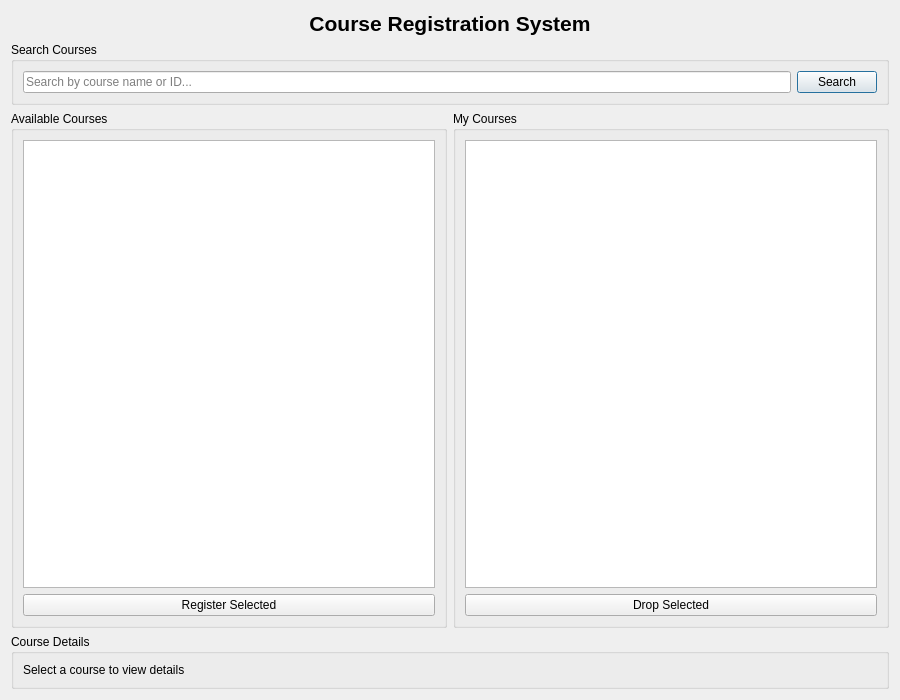
Before: the Qt Designer form UCRS/Forms/crpage.ui in OMarey1/University-Course-Registration-System, drawn with Qt 5.
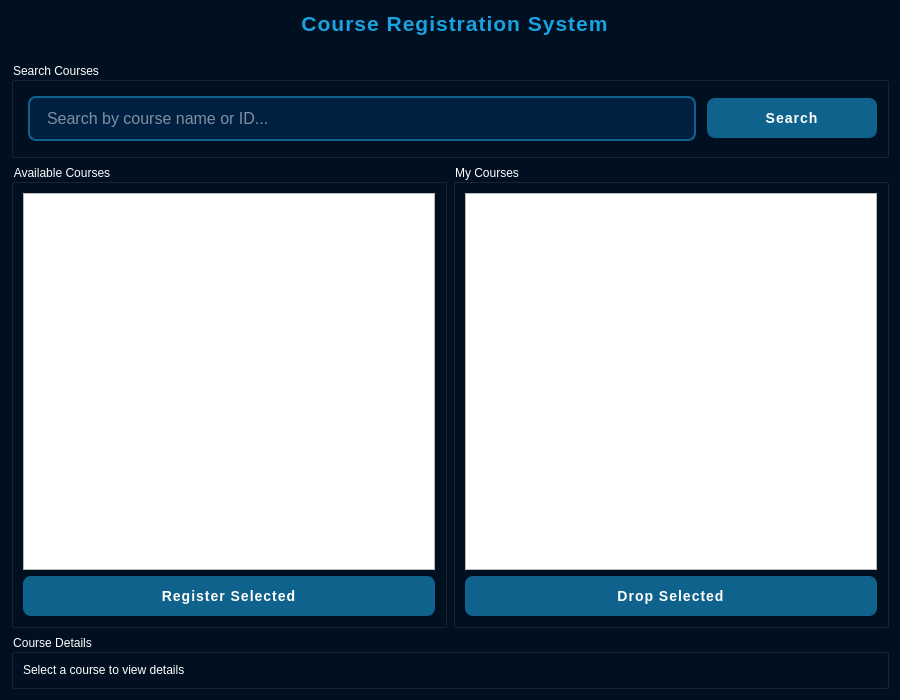
After: the same form once the commit is applied.

```diff
--- a/UCRS/Forms/crpage.ui
+++ b/UCRS/Forms/crpage.ui
@@ -13,6 +13,129 @@
   <property name="windowTitle">
    <string>Course Registration</string>
   </property>
+  <property name="styleSheet">
+   <string notr="true">QDialog {
+    background-color: #001021;
+}
+QWidget {
+    color: white;
+    font-family: &quot;Century Gothic&quot;;
+}
+QLabel {
+    color: white;
+}
+QLineEdit {
+    background-color: #002042;
+    border: 2px solid #0F628B;
+    border-radius: 8px;
+    padding: 10px 15px;
+    color: white;
+    font-size: 16px;
+    margin: 5px;
+}
+
+QSpinBox {
+    background-color: #002042;
+    border: 2px solid #0F628B;
+    border-radius: 8px;
+    padding: 5px 8px;
+    color: white;
+    font-size: 16px;
+    margin: 5px;
+}
+
+QLineEdit:disabled  {
+	    background-color: #222;
+}
+
+QLineEdit:focus {
+    border: 2px solid #19A2E1;
+    background-color: #002852;
+}
+QLineEdit:hover {
+    background-color: #002852;
+}
+QPushButton {
+    background-color: #0F628B;
+    color: white;
+    border: none;
+    border-radius: 8px;
+    padding: 12px 25px;
+    font-size: 14px;
+    font-weight: bold;
+    min-width: 120px;
+    text-transform: uppercase;
+    letter-spacing: 1px;
+}
+
+QPushButton:disabled {
+	    background-color: #222;
+}
+
+QPushButton:hover {
+    background-color: #19A2E1;
+    /*transform: translateY(-1px)*/;
+   /* box-shadow: 0 5px 15px rgba(0, 0, 0, 0.3);*/
+}
+QPushButton:pressed {
+    background-color: #0D4E6F;
+    /*transform: translateY(1px);*/
+}
+#titleLabel {
+    font-size: 36px;
+    font-weight: bold;
+    color: #19A2E1;
+    margin-bottom: 20px;
+    letter-spacing: 1px;
+}
+#subtitleLabel {
+    font-size: 16px;
+    color: #7F9CB5;
+    margin-bottom: 30px;
+    letter-spacing: 0.5px;
+}
+
+#pageTitleLabel {
+    font-size: 22px;
+    font-weight: bold;
+    color: #19A2E1;
+    margin-bottom: 5px;
+    letter-spacing: 1px;
+}
+
+#loginBox {
+    background-color: #001829;
+    border-radius: 20px;
+    padding: 50px;
+    margin: 20px;
+    min-width: 350px;
+    border: 1px solid rgba(25, 162, 225, 0.1);
+ /*   box-shadow: 0 10px 30px rgba(0, 0, 0, 0.3);*/
+}
+#errorLabel {
+    color: #FF4444;
+    font-size: 13px;
+    margin-top: 10px;
+    font-weight: 500;
+}
+QMessageBox {
+    background-color: #001021;
+    color: white;
+}
+QMessageBox QPushButton {
+    min-width: 80px;
+    padding: 8px 16px;
+}
+#usernameLineEdit, #passwordLineEdit {
+    padding-left: 40px;
+}
+#versionLabel {
+    color: #4A6B8A;
+    font-size: 12px;
+    margin-top: 20px;
+}
+</string>
+  </property>
   <layout class="QVBoxLayout" name="verticalLayout">
    <item>
     <widget class="QLabel" name="titleLabel">
```
